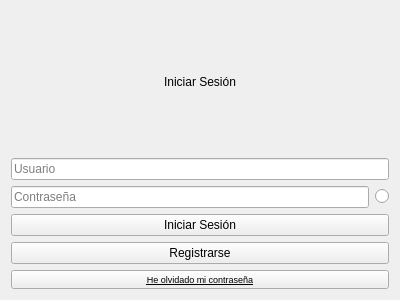
Carlessgm/Trabajo_IHM, file pantallainicio.ui: the form before one commit.
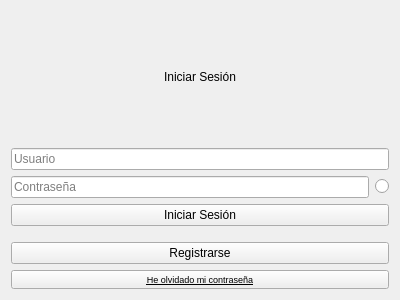
The form after the commit.

Commit message: Actualización de estilos

Diff of the .ui file:
```diff
--- a/pantallainicio.ui
+++ b/pantallainicio.ui
@@ -62,6 +62,22 @@
      </property>
     </widget>
    </item>
+   <item>
+    <spacer name="verticalSpacer">
+     <property name="orientation">
+      <enum>Qt::Orientation::Vertical</enum>
+     </property>
+     <property name="sizeType">
+      <enum>QSizePolicy::Policy::Fixed</enum>
+     </property>
+     <property name="sizeHint" stdset="0">
+      <size>
+       <width>20</width>
+       <height>10</height>
+      </size>
+     </property>
+    </spacer>
+   </item>
    <item>
     <widget class="QPushButton" name="botonRegistrar">
      <property name="text">
```
The commit also changes 2 other files.
